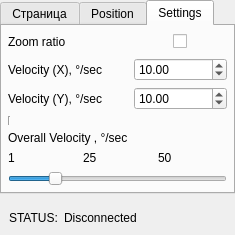
Before: the Qt Designer form motion_controller/motion_controller.ui in daniil445/aerial_warden, drawn with Qt 5.
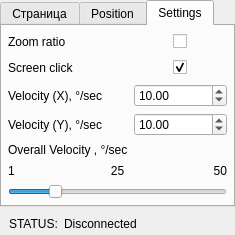
After: the same form once the commit is applied. The open tabs and pages were chosen to show the change. Icons and pictures are not drawn. Custom widgets are drawn as their Qt base class.

The edit to the form file:
```diff
--- a/motion_controller/motion_controller.ui
+++ b/motion_controller/motion_controller.ui
@@ -71,7 +71,7 @@
       <enum>QTabWidget::TabShape::Rounded</enum>
      </property>
      <property name="currentIndex">
-      <number>0</number>
+      <number>2</number>
      </property>
      <property name="elideMode">
       <enum>Qt::TextElideMode::ElideLeft</enum>
@@ -306,6 +306,13 @@
          <property name="spacing">
           <number>6</number>
          </property>
+         <item row="1" column="0">
+          <widget class="QLabel" name="label_16">
+           <property name="text">
+            <string>Zoom ratio</string>
+           </property>
+          </widget>
+         </item>
          <item row="6" column="0" colspan="2">
           <layout class="QHBoxLayout" name="horizontalLayout_4">
            <item>
@@ -320,6 +327,9 @@
              <property name="text">
               <string>25</string>
              </property>
+             <property name="alignment">
+              <set>Qt::AlignmentFlag::AlignCenter</set>
+             </property>
             </widget>
            </item>
            <item>
@@ -327,11 +337,51 @@
              <property name="text">
               <string>50</string>
              </property>
+             <property name="alignment">
+              <set>Qt::AlignmentFlag::AlignRight|Qt::AlignmentFlag::AlignTrailing|Qt::AlignmentFlag::AlignVCenter</set>
+             </property>
             </widget>
            </item>
           </layout>
          </item>
-         <item row="3" column="1">
+         <item row="1" column="1">
+          <layout class="QHBoxLayout" name="horizontalLayout">
+           <item>
+            <spacer name="horizontalSpacer_3">
+             <property name="orientation">
+              <enum>Qt::Orientation::Horizontal</enum>
+             </property>
+             <property name="sizeHint" stdset="0">
+              <size>
+               <width>40</width>
+               <height>20</height>
+              </size>
+             </property>
+            </spacer>
+           </item>
+           <item>
+            <widget class="QCheckBox" name="zoom_ratio">
+             <property name="text">
+              <string/>
+             </property>
+            </widget>
+           </item>
+           <item>
+            <spacer name="horizontalSpacer">
+             <property name="orientation">
+              <enum>Qt::Orientation::Horizontal</enum>
+             </property>
+             <property name="sizeHint" stdset="0">
+              <size>
+               <width>40</width>
+               <height>20</height>
+              </size>
+             </property>
+            </spacer>
+           </item>
+          </layout>
+         </item>
+         <item row="4" column="1">
           <widget class="QDoubleSpinBox" name="sb_y_speed">
            <property name="sizePolicy">
             <sizepolicy hsizetype="Preferred" vsizetype="Fixed">
@@ -365,17 +415,44 @@
            </property>
           </widget>
          </item>
-         <item row="1" column="0">
-          <widget class="QLabel" name="label_16">
+         <item row="4" column="0">
+          <widget class="QLabel" name="label_13">
            <property name="text">
-            <string>Zoom ratio</string>
+            <string>Velocity (Y), °/sec</string>
            </property>
           </widget>
          </item>
-         <item row="2" column="0">
-          <widget class="QLabel" name="label_12">
-           <property name="text">
-            <string>Velocity (X), °/sec</string>
+         <item row="3" column="1">
+          <widget class="QDoubleSpinBox" name="sb_x_speed">
+           <property name="sizePolicy">
+            <sizepolicy hsizetype="Preferred" vsizetype="Fixed">
+             <horstretch>0</horstretch>
+             <verstretch>0</verstretch>
+            </sizepolicy>
+           </property>
+           <property name="minimumSize">
+            <size>
+             <width>65</width>
+             <height>0</height>
+            </size>
+           </property>
+           <property name="focusPolicy">
+            <enum>Qt::FocusPolicy::NoFocus</enum>
+           </property>
+           <property name="decimals">
+            <number>2</number>
+           </property>
+           <property name="minimum">
+            <double>0.050000000000000</double>
+           </property>
+           <property name="maximum">
+            <double>300.000000000000000</double>
+           </property>
+           <property name="singleStep">
+            <double>0.100000000000000</double>
+           </property>
+           <property name="value">
+            <double>10.000000000000000</double>
            </property>
           </widget>
          </item>
@@ -408,44 +485,17 @@
            </property>
           </widget>
          </item>
+         <item row="3" column="0">
+          <widget class="QLabel" name="label_12">
+           <property name="text">
+            <string>Velocity (X), °/sec</string>
+           </property>
+          </widget>
+         </item>
          <item row="2" column="1">
-          <widget class="QDoubleSpinBox" name="sb_x_speed">
-           <property name="sizePolicy">
-            <sizepolicy hsizetype="Preferred" vsizetype="Fixed">
-             <horstretch>0</horstretch>
-             <verstretch>0</verstretch>
-            </sizepolicy>
-           </property>
-           <property name="minimumSize">
-            <size>
-             <width>65</width>
-             <height>0</height>
-            </size>
-           </property>
-           <property name="focusPolicy">
-            <enum>Qt::FocusPolicy::NoFocus</enum>
-           </property>
-           <property name="decimals">
-            <number>2</number>
-           </property>
-           <property name="minimum">
-            <double>0.050000000000000</double>
-           </property>
-           <property name="maximum">
-            <double>300.000000000000000</double>
-           </property>
-           <property name="singleStep">
-            <double>0.100000000000000</double>
-           </property>
-           <property name="value">
-            <double>10.000000000000000</double>
-           </property>
-          </widget>
-         </item>
-         <item row="1" column="1">
-          <layout class="QHBoxLayout" name="horizontalLayout">
+          <layout class="QHBoxLayout" name="horizontalLayout_5">
            <item>
-            <spacer name="horizontalSpacer_3">
+            <spacer name="horizontalSpacer_4">
              <property name="orientation">
               <enum>Qt::Orientation::Horizontal</enum>
              </property>
@@ -458,14 +508,17 @@
             </spacer>
            </item>
            <item>
-            <widget class="QCheckBox" name="zoom_ratio">
+            <widget class="QCheckBox" name="screen_click">
              <property name="text">
               <string/>
              </property>
+             <property name="checked">
+              <bool>true</bool>
+             </property>
             </widget>
            </item>
            <item>
-            <spacer name="horizontalSpacer">
+            <spacer name="horizontalSpacer_5">
              <property name="orientation">
               <enum>Qt::Orientation::Horizontal</enum>
              </property>
@@ -479,17 +532,10 @@
            </item>
           </layout>
          </item>
-         <item row="3" column="0">
-          <widget class="QLabel" name="label_13">
+         <item row="2" column="0">
+          <widget class="QLabel" name="label_17">
            <property name="text">
-            <string>Velocity (Y), °/sec</string>
-           </property>
-          </widget>
-         </item>
-         <item row="4" column="0">
-          <widget class="Line" name="line">
-           <property name="orientation">
-            <enum>Qt::Orientation::Vertical</enum>
+            <string>Screen click</string>
            </property>
           </widget>
          </item>
```
